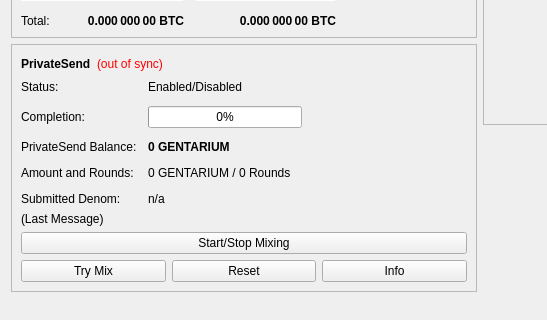
Old version of the form src/qt/forms/overviewpage.ui in the repository dimon-280894/simple-coin; both pictures show x 0 to 547 and y 178 to 498 of the 960 by 585 pixel window.
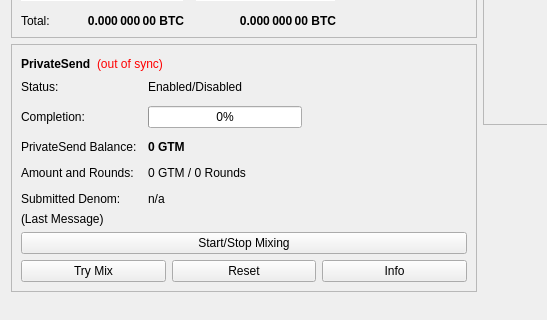
New version of the form.

```diff
--- a/src/qt/forms/overviewpage.ui
+++ b/src/qt/forms/overviewpage.ui
@@ -514,7 +514,7 @@
                </font>
               </property>
               <property name="text">
-               <string notr="true">0 GENTARIUM</string>
+               <string notr="true">0 GTM</string>
               </property>
              </widget>
             </item>
@@ -528,7 +528,7 @@
             <item row="3" column="1">
              <widget class="QLabel" name="labelAmountRounds">
               <property name="text">
-               <string>0 GENTARIUM / 0 Rounds</string>
+               <string>0 GTM / 0 Rounds</string>
               </property>
              </widget>
             </item>
```
